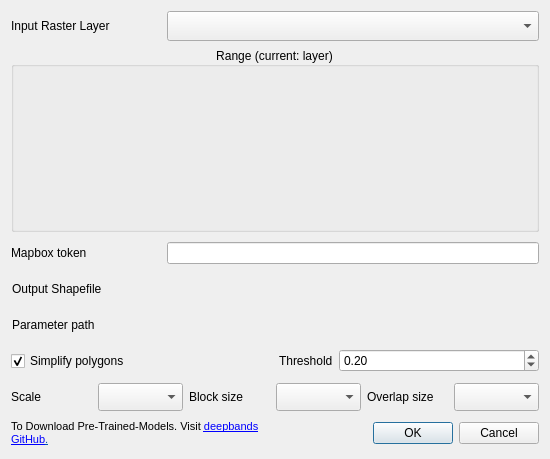
Old version of the form buildseg/buildSeg_dialog_base.ui in the repository deepbands/buildseg.
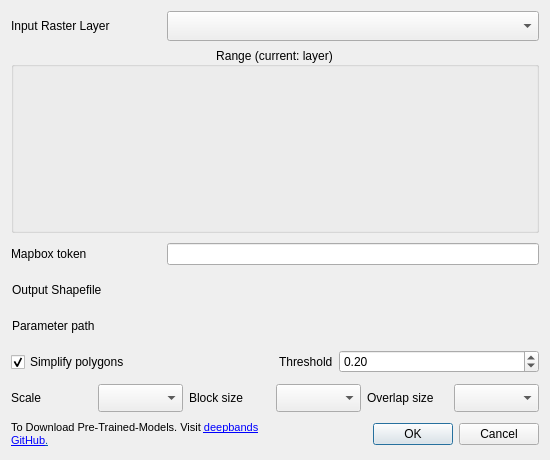
New version of the form. Custom widgets are drawn as their Qt base class.

Patch:
```diff
--- a/buildseg/buildSeg_dialog_base.ui
+++ b/buildseg/buildSeg_dialog_base.ui
@@ -7,7 +7,7 @@
     <x>0</x>
     <y>0</y>
     <width>550</width>
-    <height>459</height>
+    <height>460</height>
    </rect>
   </property>
   <property name="sizePolicy">
```
Left out of the diff: 14 changed lines with no effect on the pictures.
